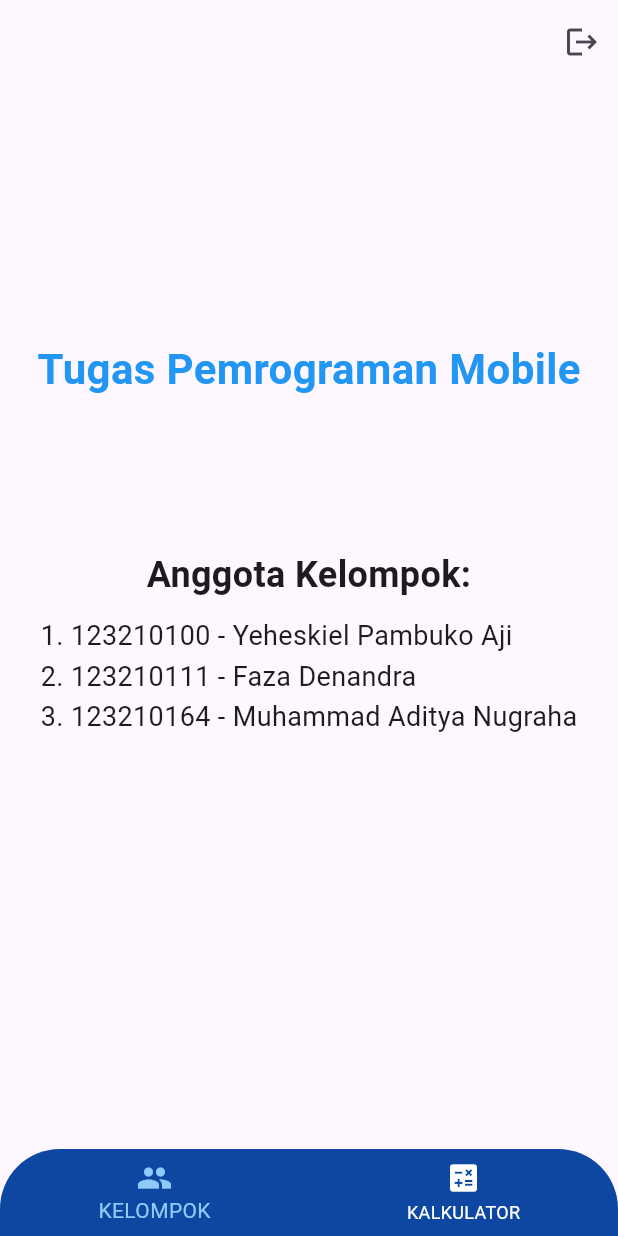
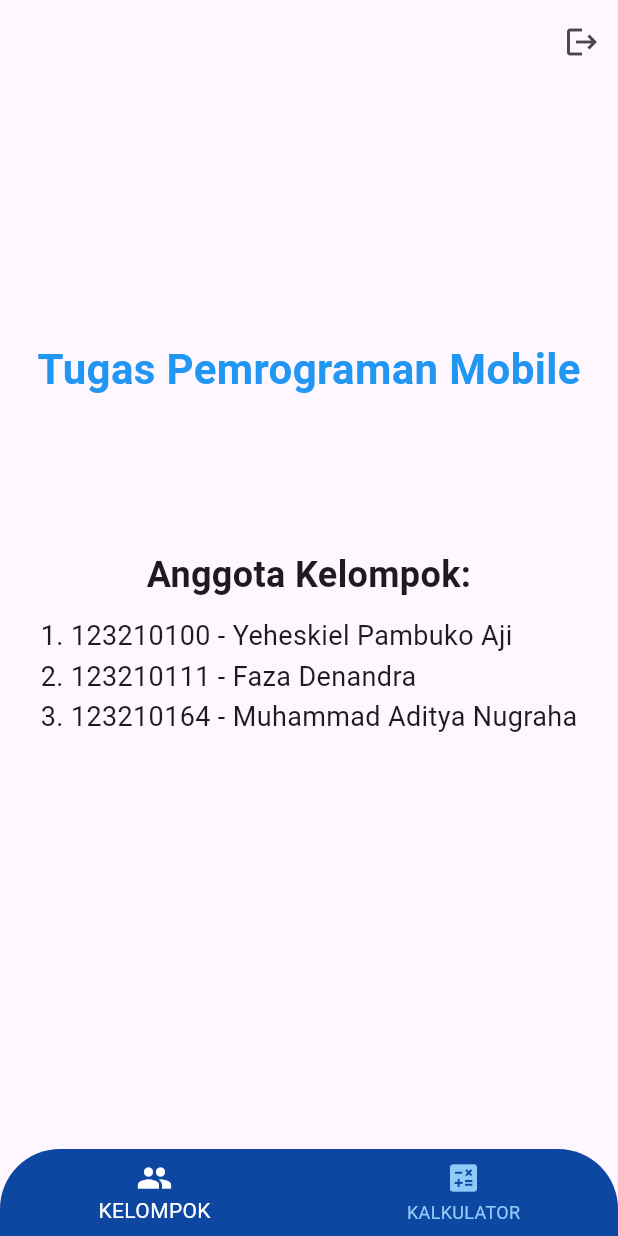
Before and after one commit to fzdeltaa/Dart-Tugas2-TeknologiMobile, a Flutter app: the HomePage screen opened directly, on a phone screen of 412 x 824 dp. Run offline on Flutter 3.47's test engine with Material 3 defaults, Android fonts, the phone set to English and light mode, and no system bars; our stand-ins replace animate_do, math_expressions, shared_preferences; accounts and stored records are empty.

Commit message:
update dikit

```diff
--- a/lib/HomePage.dart
+++ b/lib/HomePage.dart
@@ -77,8 +77,8 @@ class _HomePageState extends State<HomePage> {
               icon: Icon(Icons.calculate), label: 'KALKULATOR'),
         ],
         currentIndex: _selectedIndex,
-        selectedItemColor: Colors.blue.shade200,
-        unselectedItemColor: Colors.white,
+        selectedItemColor: Colors.white,
+        unselectedItemColor: Colors.blue.shade200,
         backgroundColor: Colors.blue.shade900,
         onTap: _onItemTapped,
       ),
```
